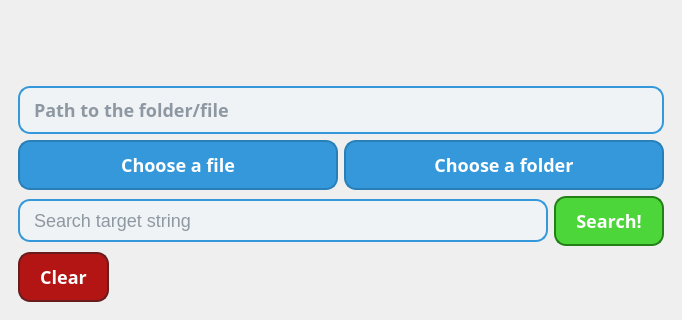
Qt form main_window.ui (strCarne/string-searcher) before a commit; both pictures show x 0 to 682 and y 278 to 598 of the 682 by 598 pixel window.
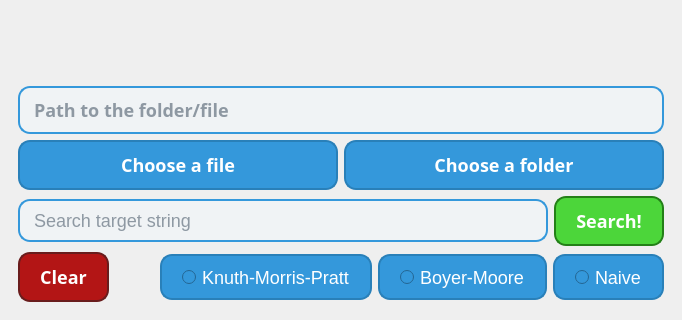
The same form after that commit. The open tabs and pages were chosen to show the change. Icons and pictures are not drawn.

Commit message: feat: add search algorithm choice for user

```diff
--- a/main_window.ui
+++ b/main_window.ui
@@ -404,6 +404,114 @@
             </property>
            </spacer>
           </item>
+          <item>
+           <widget class="QRadioButton" name="radioButton_kmp">
+            <property name="styleSheet">
+             <string notr="true">QRadioButton {
+    background-color: #3498db;              /* Blue background */
+    border: 2px solid #2980b9;              /* Darker blue border */
+    color: white;                           /* White text */
+    border-radius: 12px;                    /* Rounded corners */
+    font-size: 18px;                        /* Font size */
+    padding: 10px 20px;                     /* Padding for button */
+    font-family: 'JetBrains Mono', 'Arial', sans-serif;       /* Font family */
+    text-align: center;                     /* Center the text */
+}
+
+QRadioButton:hover {
+    background-color: #2980b9;              /* Darker blue on hover */
+    border: 2px solid #3498db;              /* Light blue border on hover */
+}
+
+QRadioButton:pressed {
+    background-color: #1abc9c;              /* Greenish background when pressed */
+    border: 2px solid #16a085;              /* Greenish border when pressed */
+}
+
+QRadioButton:disabled {
+    background-color: #bdc3c7;              /* Gray background when disabled */
+    border: 2px solid #95a5a6;              /* Gray border when disabled */
+    color: #7f8c8d;                         /* Lighter text color when disabled */
+}
+</string>
+            </property>
+            <property name="text">
+             <string>Knuth-Morris-Pratt</string>
+            </property>
+           </widget>
+          </item>
+          <item>
+           <widget class="QRadioButton" name="radioButton_bm">
+            <property name="styleSheet">
+             <string notr="true">QRadioButton {
+    background-color: #3498db;              /* Blue background */
+    border: 2px solid #2980b9;              /* Darker blue border */
+    color: white;                           /* White text */
+    border-radius: 12px;                    /* Rounded corners */
+    font-size: 18px;                        /* Font size */
+    padding: 10px 20px;                     /* Padding for button */
+    font-family: 'JetBrains Mono', 'Arial', sans-serif;       /* Font family */
+    text-align: center;                     /* Center the text */
+}
+
+QRadioButton:hover {
+    background-color: #2980b9;              /* Darker blue on hover */
+    border: 2px solid #3498db;              /* Light blue border on hover */
+}
+
+QRadioButton:pressed {
+    background-color: #1abc9c;              /* Greenish background when pressed */
+    border: 2px solid #16a085;              /* Greenish border when pressed */
+}
+
+QRadioButton:disabled {
+    background-color: #bdc3c7;              /* Gray background when disabled */
+    border: 2px solid #95a5a6;              /* Gray border when disabled */
+    color: #7f8c8d;                         /* Lighter text color when disabled */
+}
+</string>
+            </property>
+            <property name="text">
+             <string>Boyer-Moore</string>
+            </property>
+           </widget>
+          </item>
+          <item>
+           <widget class="QRadioButton" name="radioButton_naive">
+            <property name="styleSheet">
+             <string notr="true">QRadioButton {
+    background-color: #3498db;              /* Blue background */
+    border: 2px solid #2980b9;              /* Darker blue border */
+    color: white;                           /* White text */
+    border-radius: 12px;                    /* Rounded corners */
+    font-size: 18px;                        /* Font size */
+    padding: 10px 20px;                     /* Padding for button */
+    font-family: 'JetBrains Mono', 'Arial', sans-serif;       /* Font family */
+    text-align: center;                     /* Center the text */
+}
+
+QRadioButton:hover {
+    background-color: #2980b9;              /* Darker blue on hover */
+    border: 2px solid #3498db;              /* Light blue border on hover */
+}
+
+QRadioButton:pressed {
+    background-color: #1abc9c;              /* Greenish background when pressed */
+    border: 2px solid #16a085;              /* Greenish border when pressed */
+}
+
+QRadioButton:disabled {
+    background-color: #bdc3c7;              /* Gray background when disabled */
+    border: 2px solid #95a5a6;              /* Gray border when disabled */
+    color: #7f8c8d;                         /* Lighter text color when disabled */
+}
+</string>
+            </property>
+            <property name="text">
+             <string>Naive</string>
+            </property>
+           </widget>
+          </item>
          </layout>
         </item>
        </layout>
```
Left out of the diff: 2 changed lines with no effect on the pictures. The commit also changes 2 other files.
